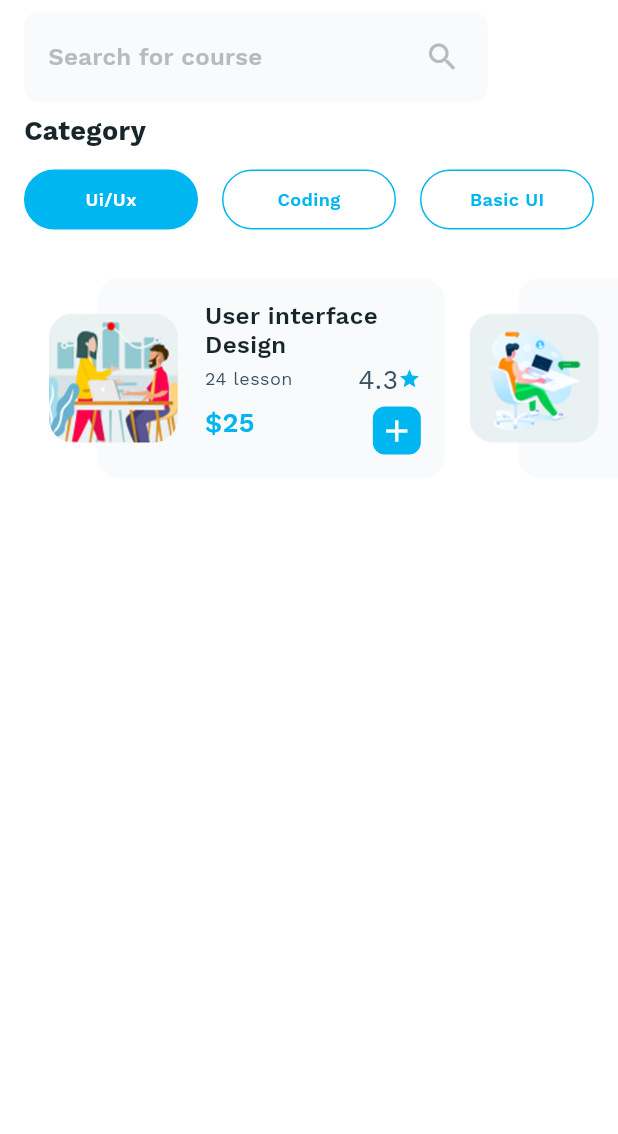
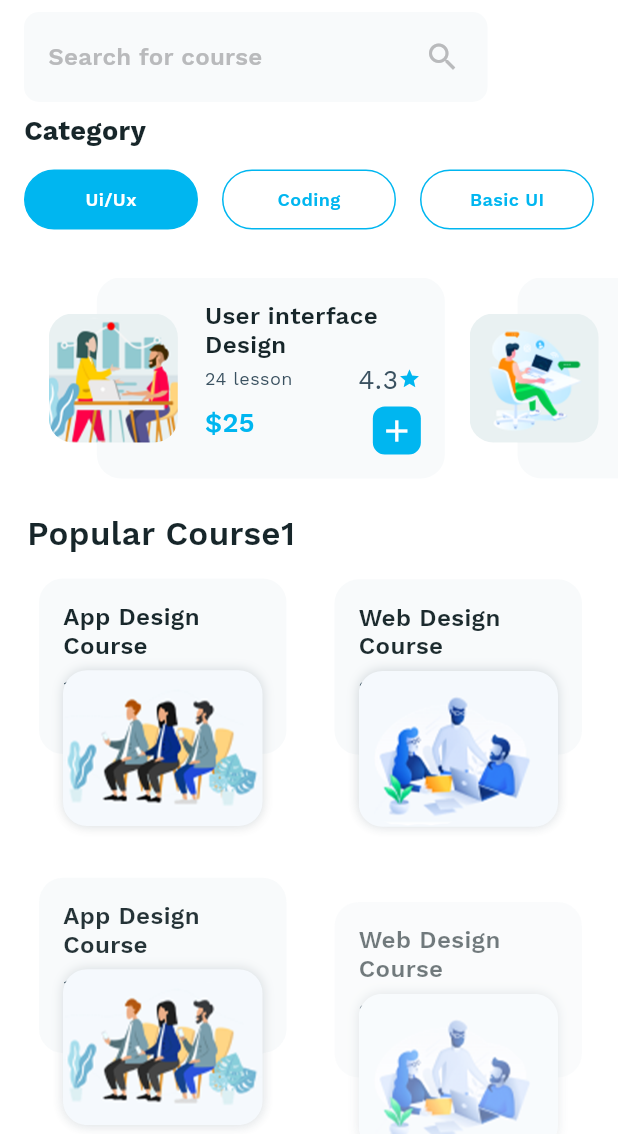
Before and after one commit to shejishi/FlutterPractice, a Flutter app: the DesignCourseHome screen opened directly, on a phone screen of 412 x 824 dp, the part 102-1236 px from its top. Run offline on Flutter 3.47's test engine with Material 2 defaults, Android fonts, the phone set to English and light mode, and no system bars; our stand-ins replace flutter_rating_bar, font_awesome_flutter.

Commit message:
Flexible

```diff
--- a/lib/design/DesignCourseHome.dart
+++ b/lib/design/DesignCourseHome.dart
@@ -4,6 +4,7 @@ import 'package:flutter_demo/design/DesignCourseAppTheme.dart';
 import 'package:flutter_demo/utils/HexColor.dart';
 
 import 'CategoryListView.dart';
+import 'PopularCourseListView.dart';
 
 class DesignCourseHome extends StatefulWidget {
   const DesignCourseHome({Key? key}) : super(key: key);
@@ -38,6 +39,9 @@ class DesignCourseHomeState extends State<DesignCourseHome> {
                     children: [
                       getSearchBarUI(),
                       getCategoryUI(),
+                      Flexible(
+                        child: getPopularCourseUI(),
+                      ),
                     ],
                   ),
                 ),
@@ -241,8 +245,31 @@ class DesignCourseHomeState extends State<DesignCourseHome> {
     );
   }
 
-  void moveTo() {
+  void moveTo() {}
 
+  Widget getPopularCourseUI() {
+    return Padding(
+      padding: const EdgeInsets.only(top: 8.0, left: 18, right: 16),
+      child: Column(
+        mainAxisAlignment: MainAxisAlignment.center,
+        crossAxisAlignment: CrossAxisAlignment.start,
+        children: [
+          Text(
+            "Popular Course1",
+            textAlign: TextAlign.start,
+            style: TextStyle(
+              fontWeight: FontWeight.w600,
+              fontSize: 22,
+              letterSpacing: 0.27,
+              color: DesignCourseAppTheme.darkerText,
+            ),
+          ),
+          Flexible(
+            child: PopularCourseListView(callBack: () {}),
+          ),
+        ],
+      ),
+    );
   }
 }
 
--- /dev/null
+++ b/lib/design/PopularCourseListView.dart
@@ -0,0 +1,231 @@
+import 'package:flutter/material.dart';
+import 'package:flutter_demo/design/DesignCourseAppTheme.dart';
+import 'package:flutter_demo/design/models/Category.dart';
+import 'package:flutter_demo/utils/HexColor.dart';
+
+class PopularCourseListView extends StatefulWidget {
+  final Function()? callBack;
+
+  const PopularCourseListView({Key? key, this.callBack}) : super(key: key);
+
+  @override
+  State<StatefulWidget> createState() {
+    return PopularCourseListViewState();
+  }
+}
+
+class PopularCourseListViewState extends State<PopularCourseListView> with TickerProviderStateMixin {
+  late AnimationController animationController;
+
+  @override
+  void initState() {
+    animationController = AnimationController(vsync: this, duration: const Duration(milliseconds: 2000));
+    super.initState();
+  }
+
+  @override
+  Widget build(BuildContext context) {
+    return Padding(
+      padding: const EdgeInsets.only(top: 8),
+      child: FutureBuilder<bool>(
+        future: getData(),
+        builder: (BuildContext context, AsyncSnapshot<bool> snapShot) {
+          if (!snapShot.hasData) {
+            return const SizedBox();
+          } else {
+            return GridView(
+              padding: const EdgeInsets.all(8),
+              physics: const BouncingScrollPhysics(),
+              scrollDirection: Axis.vertical,
+              children: List<Widget>.generate(
+                Category.popularCourseList.length,
+                (index) {
+                  final int count = Category.popularCourseList.length;
+                  final Animation<double> animation = Tween<double>(begin: 0.0, end: 1.0).animate(CurvedAnimation(
+                    parent: animationController,
+                    curve: Interval(
+                      (1 / count) * index,
+                      1.0,
+                      curve: Curves.fastOutSlowIn,
+                    ),
+                  ));
+                  animationController.forward();
+
+                  return CategoryView(
+                    callback: widget.callBack,
+                    category: Category.popularCourseList[index],
+                    animation: animation,
+                    animationController: animationController,
+                  );
+                },
+              ),
+              gridDelegate: const SliverGridDelegateWithFixedCrossAxisCount(
+                crossAxisCount: 2,
+                mainAxisSpacing: 32,
+                crossAxisSpacing: 32,
+              ),
+            );
+          }
+        },
+      ),
+    );
+  }
+
+  Future<bool> getData() async {
+    await Future<dynamic>.delayed(const Duration(milliseconds: 200));
+    return true;
+  }
+}
+
+class CategoryView extends StatelessWidget {
+  final VoidCallback? callback;
+  final Category? category;
+  final AnimationController? animationController;
+  final Animation<double>? animation;
+
+  const CategoryView({Key? key, this.callback, this.category, this.animationController, this.animation}) : super(key: key);
+
+  @override
+  Widget build(BuildContext context) {
+    return AnimatedBuilder(
+      animation: animationController!,
+      builder: (BuildContext context, Widget? child) {
+        return FadeTransition(
+          opacity: animation!,
+          child: Transform(
+            transform: Matrix4.translationValues(0.0, 50 * (1.0 - animation!.value), 0.0),
+            child: InkWell(
+              splashColor: Colors.transparent,
+              onTap: callback,
+              child: SizedBox(
+                height: 280,
+                child: Stack(
+                  alignment: AlignmentDirectional.bottomCenter,
+                  children: [
+                    Container(
+                      child: Column(
+                        children: [
+                          Expanded(
+                            child: Container(
+                              decoration: BoxDecoration(
+                                color: HexColor("#F8FAFB"),
+                                borderRadius: const BorderRadius.all(
+                                  Radius.circular(16.0),
+                                ),
+                              ),
+                              child: Column(
+                                children: [
+                                  Expanded(
+                                    child: Container(
+                                      child: Column(
+                                        children: [
+                                          Padding(
+                                            padding: const EdgeInsets.only(
+                                              top: 16,
+                                              left: 16,
+                                              right: 16,
+                                            ),
+                                            child: Text(
+                                              category!.title,
+                                              textAlign: TextAlign.left,
+                                              style: const TextStyle(
+                                                fontWeight: FontWeight.w600,
+                                                fontSize: 16,
+                                                letterSpacing: 0.27,
+                                                color: DesignCourseAppTheme.darkerText,
+                                              ),
+                                            ),
+                                          ),
+                                          Padding(
+                                            padding: const EdgeInsets.only(top: 8, left: 16, right: 16, bottom: 8),
+                                            child: Row(
+                                              mainAxisAlignment: MainAxisAlignment.spaceBetween,
+                                              crossAxisAlignment: CrossAxisAlignment.center,
+                                              children: [
+                                                Text(
+                                                  "${category!.lessonCount} lesson",
+                                                  textAlign: TextAlign.left,
+                                                  style: const TextStyle(
+                                                    fontWeight: FontWeight.w200,
+                                                    fontSize: 12,
+                                                    letterSpacing: 0.27,
+                                                    color: DesignCourseAppTheme.grey,
+                                                  ),
+                                                ),
+                                                Container(
+                                                  child: Row(
+                                                    children: [
+                                                      Text(
+                                                        "${category!.rating}",
+                                                        textAlign: TextAlign.left,
+                                                        style: const TextStyle(
+                                                          fontWeight: FontWeight.w200,
+                                                          fontSize: 18,
+                                                          letterSpacing: 0.27,
+                                                          color: DesignCourseAppTheme.grey,
+                                                        ),
+                                                      ),
+                                                      const Icon(
+                                                        Icons.star,
+                                                        color: DesignCourseAppTheme.nearlyBlue,
+                                                        size: 15,
+                                                      )
+                                                    ],
+                                                  ),
+                                                )
+                                              ],
+                                            ),
+                                          ),
+                                        ],
+                                      ),
+                                    ),
+                                  ),
+                                  const SizedBox(
+                                    width: 48,
+                                  ),
+                                ],
+                              ),
+                            ),
+                          ),
+                          const SizedBox(
+                            height: 48,
+                          ),
+                        ],
+                      ),
+                    ),
+                    Container(
+                      child: Padding(
+                        padding:const EdgeInsets.only(top: 24, right: 16, left: 16),
+                        child: Container(
+                          decoration: BoxDecoration(
+                            borderRadius:const BorderRadius.all(
+                              Radius.circular(16),
+                            ),
+                            boxShadow: <BoxShadow>[
+                              BoxShadow(
+                                color: DesignCourseAppTheme.grey.withOpacity(0.2),
+                                offset: const Offset(0.0, 0.0),
+                                blurRadius: 6.0,
+                              ),
+                            ],
+                          ),
+                          child: ClipRRect(
+                            borderRadius: const BorderRadius.all(Radius.circular(16)),
+                            child: AspectRatio(
+                              aspectRatio: 1.28,
+                              child: Image.asset(category!.imagePath),
+                            ),
+                          ),
+                        ),
+                      ),
+                    )
+                  ],
+                ),
+              ),
+            ),
+          ),
+        );
+      },
+    );
+  }
+}
--- a/lib/hotel/HotelScreenView.dart
+++ b/lib/hotel/HotelScreenView.dart
@@ -237,7 +237,7 @@ class HotelScreenState extends State<HotelScreenView> with TickerProviderStateMi
                       );
                     },
                     child: Padding(
-                      padding: EdgeInsets.only(left: 8),
+                      padding: const EdgeInsets.only(left: 8),
                       child: Row(
                         children: [
                           const Text(
```
